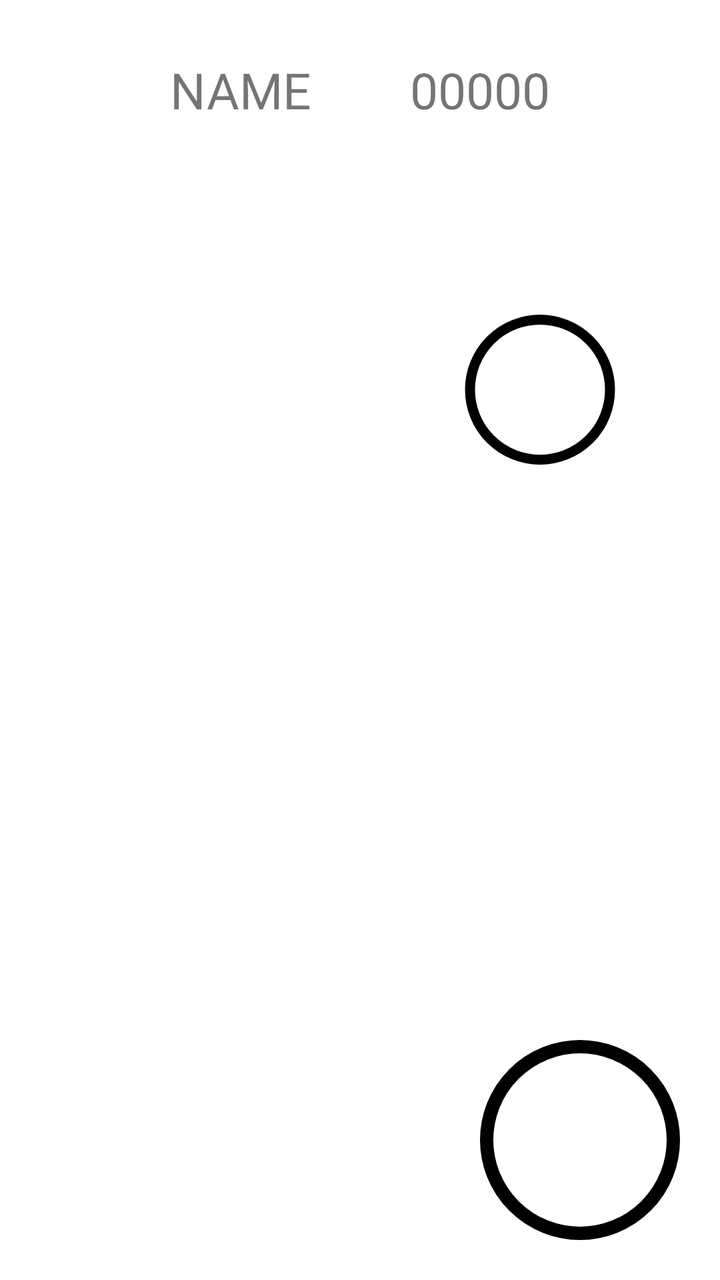
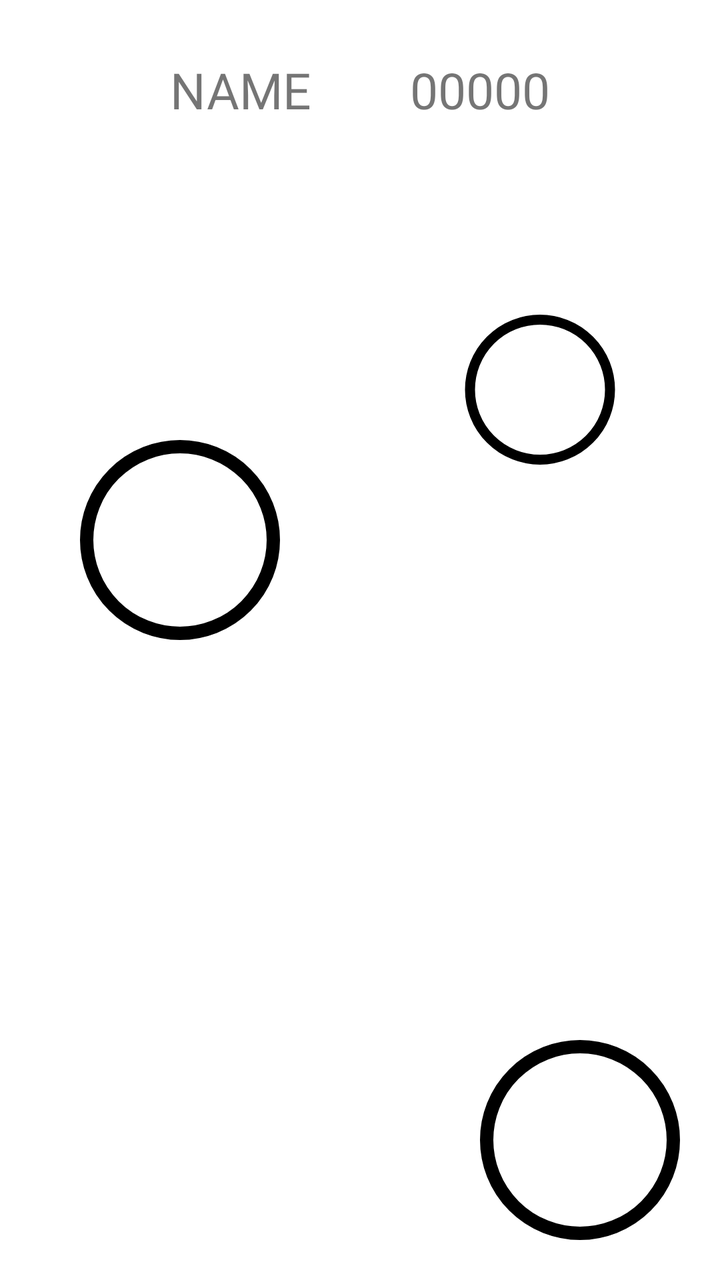

An Android layout rendered at two revisions. The XML below is the earlier revision; the diff shows what the commit changed to produce the second picture.
<!-- AndroidManifest.xml: application theme Theme.PetMonsters -->
<!-- res/layout/activity_home.xml -->
<?xml version="1.0" encoding="utf-8"?>
<FrameLayout xmlns:android="http://schemas.android.com/apk/res/android"
    android:layout_width="match_parent"
    android:layout_height="match_parent"
    android:background="@color/white">

    <FrameLayout
        android:layout_width="match_parent"
        android:layout_height="match_parent">

        <ImageView
            android:id="@+id/friends_iv"
            android:layout_width="100dp"
            android:layout_height="250dp"
            android:layout_gravity="left|center_vertical"
            android:layout_marginLeft="40dp"
            android:layout_marginBottom="50dp"/>

        <ImageView
            android:id="@+id/board_iv"
            android:src="@drawable/color_selector"
            android:layout_width="100dp"
            android:layout_height="75dp"
            android:layout_gravity="right|center_vertical"
            android:layout_marginRight="40dp"
            android:layout_marginBottom="125dp"/>

    </FrameLayout>

    <FrameLayout
        android:layout_width="match_parent"
        android:layout_height="match_parent">

        <ImageView
            android:id="@+id/pet_iv"
            android:layout_width="400dp"
            android:layout_height="400dp"
            android:layout_gravity="center"
            android:layout_marginTop="75dp"/>

    </FrameLayout>

    <FrameLayout
        android:layout_width="match_parent"
        android:layout_height="match_parent">

        <ImageView
            android:id="@+id/hat_iv"
            android:layout_width="150dp"
            android:layout_height="150dp"
            android:layout_marginLeft="6dp"
            android:layout_gravity="center"
            android:layout_marginBottom="65dp"/>

        <ImageView
            android:id="@+id/shoes_iv"
            android:layout_width="210dp"
            android:layout_height="60dp"
            android:layout_gravity="center"
            android:layout_marginLeft="6dp"
            android:layout_marginTop="190dp"/>

        <ImageView
            android:id="@+id/accessory_iv"
            android:layout_width="100dp"
            android:layout_height="100dp"
            android:layout_gravity="right|center_vertical"
            android:layout_marginTop="150dp"
            android:layout_marginRight="20dp"/>

        <TextView
            android:id="@+id/name_tv"
            android:layout_width="200dp"
            android:layout_height="50dp"
            android:layout_marginTop="20dp"
            android:layout_marginLeft="20dp"
            android:fontFamily="@font/g"
            android:text="NAME"
            android:gravity="center"
            android:textAlignment="center"
            android:textSize="25dp"/>

        <TextView
            android:id="@+id/money_tv"
            android:layout_width="100dp"
            android:layout_height="50dp"
            android:fontFamily="@font/g"
            android:layout_marginTop="20dp"
            android:layout_marginRight="70dp"
            android:layout_gravity="right"
            android:text="00000"
            android:textSize="25dp"
            android:gravity="center"
            android:textAlignment="center"/>

        <ImageView
            android:layout_width="50dp"
            android:layout_height="50dp"
            android:layout_marginTop="20dp"
            android:layout_marginRight="20dp"
            android:layout_gravity="right"/>

        <ImageView
            android:id="@+id/play_iv"
            android:layout_width="100dp"
            android:layout_height="100dp"
            android:layout_gravity="bottom"
            android:layout_marginBottom="20dp"
            android:layout_marginLeft="20dp"/>

        <ImageView
            android:id="@+id/store_iv"
            android:src="@drawable/color_selector"
            android:layout_width="100dp"
            android:layout_height="100dp"
            android:layout_gravity="bottom|right"
            android:layout_marginBottom="20dp"
            android:layout_marginRight="20dp"/>

    </FrameLayout>


    <androidx.fragment.app.FragmentContainerView
        android:id="@+id/fragment_container"
        android:layout_width="match_parent"
        android:layout_gravity="center"
        android:layout_marginRight="50dp"
        android:layout_marginLeft="50dp"
        android:layout_height="300dp">



        </androidx.fragment.app.FragmentContainerView>


</FrameLayout>
<!-- resources referenced by this layout -->
<resources>
  <color name="white">#FFFFFFFF</color>
  <!-- drawable color_selector (drawable) -->
  <?xml version="1.0" encoding="utf-8"?>
  <shape
      xmlns:android="http://schemas.android.com/apk/res/android"
      android:shape="oval">
  
      <solid
          android:color="#FFFFFF" />
      <size
          android:width="75dp"
          android:height="75dp"/>
  
      <stroke android:color="@color/black"
          android:width="5dp"/>
  </shape>
  <style name="Theme.PetMonsters" parent="Theme.MaterialComponents.DayNight.NoActionBar">
          
          <item name="colorPrimary">@color/purple_500</item>
          <item name="colorPrimaryVariant">@color/purple_700</item>
          <item name="colorOnPrimary">@color/white</item>
          
          <item name="colorSecondary">@color/teal_200</item>
          <item name="colorSecondaryVariant">@color/teal_700</item>
          <item name="colorOnSecondary">@color/black</item>
          
          <item name="android:statusBarColor">?attr/colorPrimaryVariant</item>
          
      </style>
  <color name="black">#FF000000</color>
  <color name="purple_500">#FF6200EE</color>
  <color name="purple_700">#FF3700B3</color>
  <color name="teal_200">#FF03DAC5</color>
  <color name="teal_700">#FF018786</color>
</resources>

<!-- the commit's change to res/layout/activity_home.xml (unified diff, before → after) -->
@@ -14,6 +14,7 @@
             android:layout_height="250dp"
             android:layout_gravity="left|center_vertical"
             android:layout_marginLeft="40dp"
+            android:src="@drawable/color_selector"
             android:layout_marginBottom="50dp"/>
 
         <ImageView
@@ -59,14 +60,6 @@
             android:layout_gravity="center"
             android:layout_marginLeft="6dp"
             android:layout_marginTop="190dp"/>
-
-        <ImageView
-            android:id="@+id/accessory_iv"
-            android:layout_width="100dp"
-            android:layout_height="100dp"
-            android:layout_gravity="right|center_vertical"
-            android:layout_marginTop="150dp"
-            android:layout_marginRight="20dp"/>
 
         <TextView
             android:id="@+id/name_tv"
